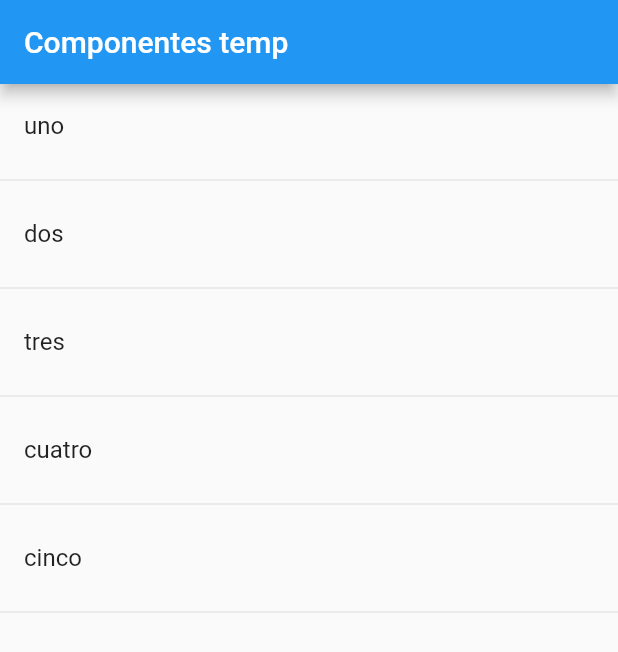
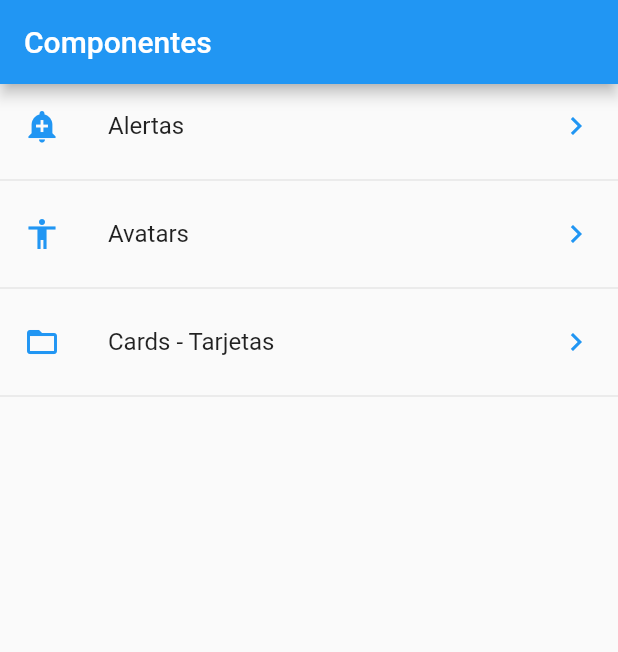
Before and after one commit to maxaqquepucho/flutter_components_practice, a Flutter app: the screen it shows after launch, on a phone screen of 412 x 824 dp. Shown: the top 652 px of the screen. Run offline on Flutter 3.47's test engine with Material 2 defaults, Android fonts, the phone set to English and light mode, and no system bars.

```diff
--- /dev/null
+++ b/data/menu_opts.json
@@ -0,0 +1,20 @@
+{
+    "nombreApp" : "Componentes",
+    "rutas" : [
+        {
+            "ruta" : "alert",
+            "icon" : "add_alert",
+            "texto": "Alertas"
+        },
+        {
+            "ruta" : "avatar",
+            "icon" : "accessibility",
+            "texto": "Avatars"
+        },
+        {
+            "ruta" : "card",
+            "icon" : "folder_open",
+            "texto": "Cards - Tarjetas"
+        }
+    ]
+}
--- a/lib/main.dart
+++ b/lib/main.dart
@@ -1,11 +1,21 @@
 import 'package:flutter/material.dart';
-import 'package:flutter_components/pages/home_temp.dart';
+import 'package:flutter_components/pages/alert_page.dart';
+import 'package:flutter_components/routes/routes.dart';
+// import 'package:flutter_components/pages/home_temp.dart';
 
 void main() => runApp(MyApp());
 
 class MyApp extends StatelessWidget {
   @override
   Widget build(BuildContext context) {
-    return MaterialApp(title: 'Material App', home: HomePageTemp());
+    return MaterialApp(
+      title: 'Material App',
+      // home: HomePage(),
+      initialRoute: '/',
+      routes: getApplicationRoutes(),
+      onGenerateRoute: (RouteSettings settings) {
+        return MaterialPageRoute(builder: (context) => AlertPage());
+      },
+    );
   }
 }
--- /dev/null
+++ b/lib/pages/home_page.dart
@@ -0,0 +1,52 @@
+import 'package:flutter/material.dart';
+import 'package:flutter_components/pages/alert_page.dart';
+import 'package:flutter_components/providers/menu_provider.dart';
+import 'package:flutter_components/util/icon_string_util.dart';
+
+class HomePage extends StatelessWidget {
+  @override
+  Widget build(BuildContext context) {
+    return Scaffold(
+      appBar: AppBar(
+        title: Text('Componentes'),
+      ),
+      body: _lista(),
+    );
+  }
+
+  Widget _lista() {
+    return FutureBuilder(
+      future: menuProvider.cargarData(),
+      builder: (context, AsyncSnapshot<List<dynamic>> snapshot) {
+        return ListView(
+          children: _listaItems(menuProvider.options, context),
+        );
+      },
+    );
+  }
+
+  List<Widget> _listaItems(List<dynamic> data, BuildContext context) {
+    final List<Widget> options = [];
+
+    data.forEach((element) {
+      final widgetTemp = ListTile(
+        title: Text(element['texto']),
+        leading: getIcon(element['icon']),
+        trailing: Icon(
+          Icons.keyboard_arrow_right,
+          color: Colors.blue,
+        ),
+        onTap: () {
+          final route = MaterialPageRoute(builder: (context) {
+            return AlertPage();
+          });
+          Navigator.pushNamed(context, element['ruta']);
+        },
+      );
+
+      options..add(widgetTemp)..add(Divider());
+    });
+
+    return options;
+  }
+}
--- /dev/null
+++ b/lib/routes/routes.dart
@@ -0,0 +1,14 @@
+import 'package:flutter/material.dart';
+import 'package:flutter_components/pages/alert_page.dart';
+import 'package:flutter_components/pages/avatar_page.dart';
+import 'package:flutter_components/pages/card_page.dart';
+import 'package:flutter_components/pages/home_page.dart';
+
+Map<String, WidgetBuilder> getApplicationRoutes() {
+  return <String, WidgetBuilder>{
+    '/': (context) => HomePage(),
+    'avatar': (context) => AvatarPage(),
+    'alert': (context) => AlertPage(),
+    'card': (context) => CardPage(),
+  };
+}
--- /dev/null
+++ b/lib/util/icon_string_util.dart
@@ -0,0 +1,11 @@
+import 'package:flutter/material.dart';
+
+final _icons = <String, IconData>{
+  'add_alert': Icons.add_alert,
+  'accessibility': Icons.accessibility,
+  'folder_open': Icons.folder_open,
+};
+
+Icon getIcon(String nombreIcono) {
+  return Icon(_icons[nombreIcono], color: Colors.blue);
+}
--- a/pubspec.yaml
+++ b/pubspec.yaml
@@ -45,8 +45,8 @@ flutter:
   uses-material-design: true
 
   # To add assets to your application, add an assets section, like this:
-  # assets:
-  #   - images/a_dot_burr.jpeg
+  assets:
+    - data/menu_opts.json
   #   - images/a_dot_ham.jpeg
 
   # An image asset can refer to one or more resolution-specific "variants", see
```
Also changed, not shown: lib/pages/alert_page.dart (added, +18 -0 lines), lib/pages/avatar_page.dart (added, +12 -0 lines), lib/pages/card_page.dart (added, +12 -0 lines), lib/pages/home_temp.dart (+17 -1 lines), lib/providers/menu_provider.dart (added, +22 -0 lines).
